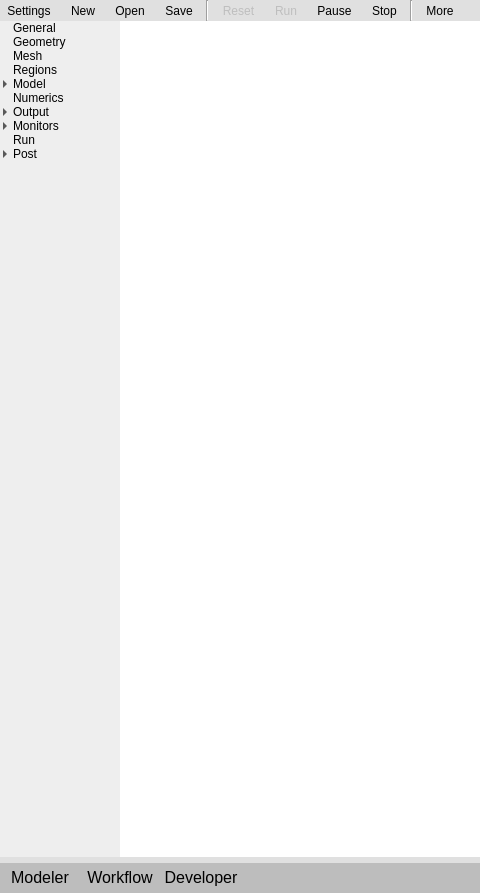
Old version of the form gui/uifiles/gui.ui in the repository truongd8593/mfix; both pictures show x 0 to 480 and y 0 to 893 of the 1265 by 893 pixel window.
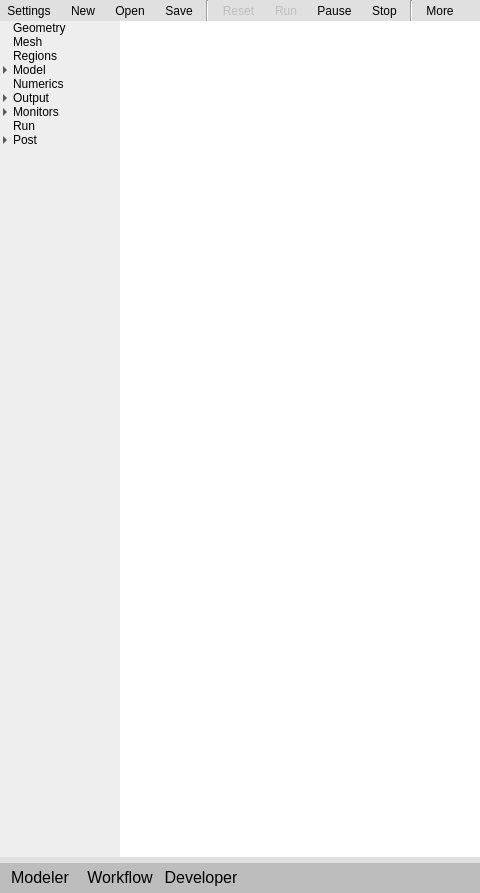
New version of the form. The open tabs and pages were chosen to show the change.

Commit message: Remove General pane, RUN_NAME widget, move Description to Model pane

Patch:
```diff
--- a/gui/uifiles/gui.ui
+++ b/gui/uifiles/gui.ui
@@ -565,11 +565,6 @@
                    <string>1</string>
                   </property>
                  </column>
-                 <item>
-                  <property name="text">
-                   <string>General</string>
-                  </property>
-                 </item>
                  <item>
                   <property name="text">
                    <string>Geometry</string>
```
Left out of the diff: 114 changed lines with no effect on the pictures. The commit also changes 3 other files.
